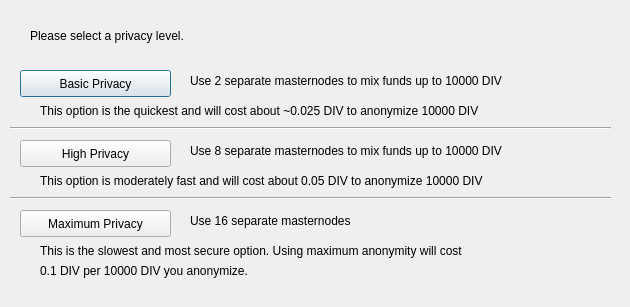
Old version of the form Astra/src/qt/forms/obfuscationconfig.ui in the repository KingricharVD/Astra-Coin.
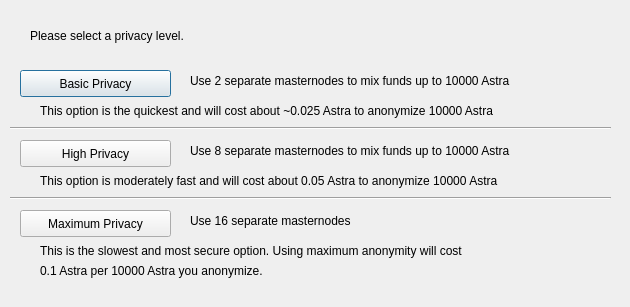
New version of the form.

The edit to the form file:
```diff
--- a/Astra/src/qt/forms/obfuscationconfig.ui
+++ b/Astra/src/qt/forms/obfuscationconfig.ui
@@ -75,7 +75,7 @@
     </rect>
    </property>
    <property name="text">
-    <string>Use 2 separate masternodes to mix funds up to 10000 DIV</string>
+    <string>Use 2 separate masternodes to mix funds up to 10000 Astra</string>
    </property>
   </widget>
   <widget class="QLabel" name="label_3">
@@ -88,7 +88,7 @@
     </rect>
    </property>
    <property name="text">
-    <string>Use 8 separate masternodes to mix funds up to 10000 DIV</string>
+    <string>Use 8 separate masternodes to mix funds up to 10000 Astra</string>
    </property>
   </widget>
   <widget class="QLabel" name="label_4">
@@ -114,7 +114,7 @@
     </rect>
    </property>
    <property name="text">
-    <string>This option is the quickest and will cost about ~0.025 DIV to anonymize 10000 DIV</string>
+    <string>This option is the quickest and will cost about ~0.025 Astra to anonymize 10000 Astra</string>
    </property>
   </widget>
   <widget class="QLabel" name="label_7">
@@ -127,7 +127,7 @@
     </rect>
    </property>
    <property name="text">
-    <string>This option is moderately fast and will cost about 0.05 DIV to anonymize 10000 DIV</string>
+    <string>This option is moderately fast and will cost about 0.05 Astra to anonymize 10000 Astra</string>
    </property>
   </widget>
   <widget class="QLabel" name="label_8">
@@ -153,7 +153,7 @@
     </rect>
    </property>
    <property name="text">
-    <string>0.1 DIV per 10000 DIV you anonymize.</string>
+    <string>0.1 Astra per 10000 Astra you anonymize.</string>
    </property>
   </widget>
   <widget class="Line" name="line">
```
